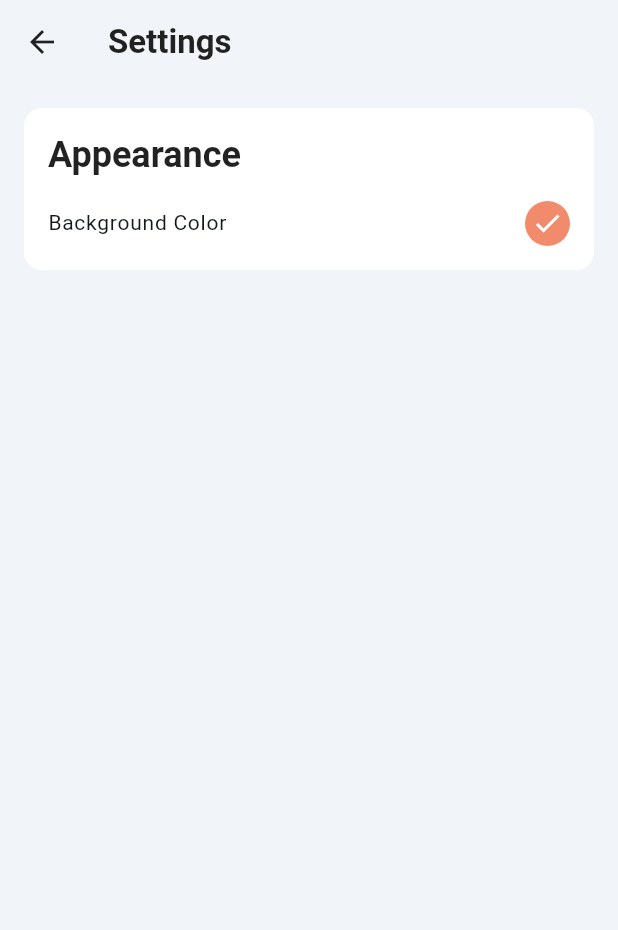
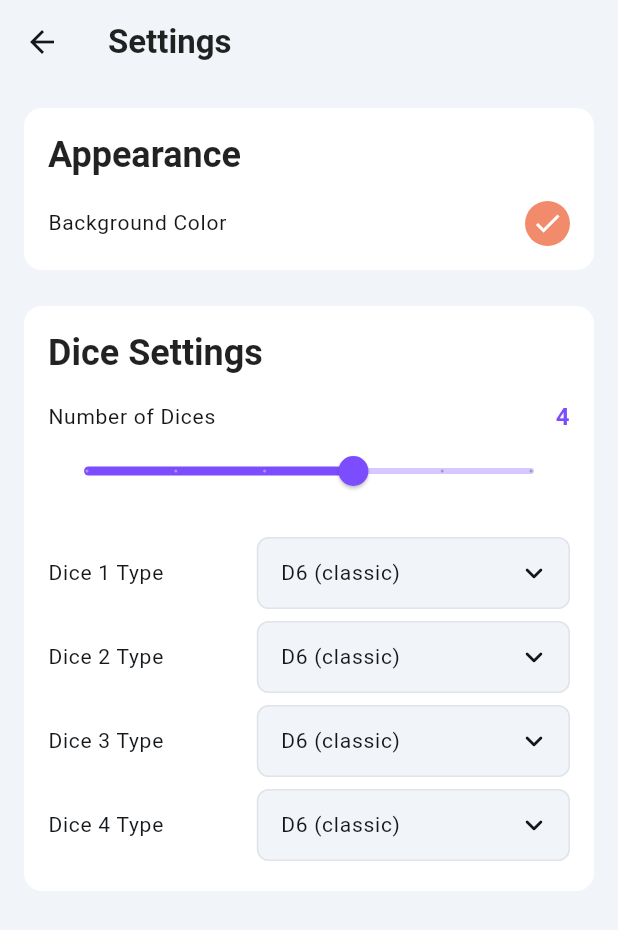
Before and after one commit to nvsoftlab/dice-roller, a Flutter app: the screen it shows after launch, after a tap on the "settings" icon, on a phone screen of 412 x 824 dp. Shown: the top 930 px of the screen. Run offline on Flutter 3.47's test engine with Material 3 defaults, Android fonts, the phone set to English and light mode, and no system bars; our stand-ins replace google_fonts, sensors_plus, shared_preferences.

Commit message:
feat: dice settings implementation

```diff
--- a/lib/constants/shared_preferences_indexes.dart
+++ b/lib/constants/shared_preferences_indexes.dart
@@ -1 +1,3 @@
 const String selectedColorIndexKey = 'selectedBgColorIndex';
+const String numberOfDicesKey = 'numberOfDices';
+const String diceTypesKey = 'diceTypes';
--- a/lib/l10n/app_en.arb
+++ b/lib/l10n/app_en.arb
@@ -2,5 +2,17 @@
   "@@locale": "en",
   "settingsScreenTitle": "Settings",
   "settingsAppearanceBgColor": "Background Color",
-  "settingsAppearanceTitle": "Appearance"
+  "settingsAppearanceTitle": "Appearance",
+  "settingsDiceSettingsTitle": "Dice Settings",
+  "settingsNumberOfDices": "Number of Dices",
+  "settingsDiceXType": "Dice {diceNumber} Type",
+  "@settingsDiceXType": {
+    "description": "Label for individual dice type selection, e.g., 'Dice 1 Type'",
+    "placeholders": {
+      "diceNumber": {
+        "type": "int",
+        "example": "1"
+      }
+    }
+  }
 }
--- a/lib/l10n/app_localizations.dart
+++ b/lib/l10n/app_localizations.dart
@@ -110,6 +110,24 @@ abstract class AppLocalizations {
   /// In en, this message translates to:
   /// **'Appearance'**
   String get settingsAppearanceTitle;
+
+  /// No description provided for @settingsDiceSettingsTitle.
+  ///
+  /// In en, this message translates to:
+  /// **'Dice Settings'**
+  String get settingsDiceSettingsTitle;
+
+  /// No description provided for @settingsNumberOfDices.
+  ///
+  /// In en, this message translates to:
+  /// **'Number of Dices'**
+  String get settingsNumberOfDices;
+
+  /// Label for individual dice type selection, e.g., 'Dice 1 Type'
+  ///
+  /// In en, this message translates to:
+  /// **'Dice {diceNumber} Type'**
+  String settingsDiceXType(int diceNumber);
 }
 
 class _AppLocalizationsDelegate extends LocalizationsDelegate<AppLocalizations> {
--- a/lib/l10n/app_localizations_en.dart
+++ b/lib/l10n/app_localizations_en.dart
@@ -16,4 +16,15 @@ class AppLocalizationsEn extends AppLocalizations {
 
   @override
   String get settingsAppearanceTitle => 'Appearance';
+
+  @override
+  String get settingsDiceSettingsTitle => 'Dice Settings';
+
+  @override
+  String get settingsNumberOfDices => 'Number of Dices';
+
+  @override
+  String settingsDiceXType(int diceNumber) {
+    return 'Dice $diceNumber Type';
+  }
 }
--- a/lib/screens/dice.dart
+++ b/lib/screens/dice.dart
@@ -24,7 +24,7 @@ class _DiceScreenState extends State<DiceScreen> {
     (_) => GlobalKey<DiceState>(),
   );
 
-  int diceCount = 6; // Can be changed by user in Settings later
+  int diceCount = 1;
   bool _isShaking = false;
   StreamSubscription<AccelerometerEvent>? _accelerometerSubscription;
   bool _isScreenVisible = true;
@@ -37,6 +37,7 @@ class _DiceScreenState extends State<DiceScreen> {
   void initState() {
     super.initState();
     _loadBackgroundColor();
+    _loadDiceSettings(); // Load the number of dice
     _startAccelerometerListener();
   }
 
@@ -58,6 +59,17 @@ class _DiceScreenState extends State<DiceScreen> {
     // _backgroundColor retains its last valid or initialized value.
   }
 
+  Future<void> _loadDiceSettings() async {
+    final preferences = await SharedPreferences.getInstance();
+    if (!mounted) return;
+
+    setState(() {
+      // Load the number of dice. Default to 4.0 (as in DiceSettingsSection) if not found.
+      // The value in SharedPreferences is stored as a double.
+      diceCount = (preferences.getDouble(numberOfDicesKey) ?? 4.0).toInt();
+    });
+  }
+
   @override
   void didChangeDependencies() {
     super.didChangeDependencies();
@@ -67,6 +79,7 @@ class _DiceScreenState extends State<DiceScreen> {
 
     if (isCurrentlyVisible && !_isScreenVisible) {
       _loadBackgroundColor(); // Reload color when screen becomes visible
+      _loadDiceSettings(); // Reload dice settings when screen becomes visible
       _startAccelerometerListener();
       _isScreenVisible = true;
     } else if (!isCurrentlyVisible &&
@@ -117,9 +130,10 @@ class _DiceScreenState extends State<DiceScreen> {
       context,
     ).push(MaterialPageRoute(builder: (ctx) => const SettingsScreen()));
 
-    // After returning from settings, reload the background color
+    // After returning from settings, reload relevant settings
     if (mounted) {
       _loadBackgroundColor();
+      _loadDiceSettings(); // Reload the number of dice
     }
   }
 
--- a/lib/screens/settings.dart
+++ b/lib/screens/settings.dart
@@ -1,5 +1,6 @@
 import 'package:dice_roller/l10n/app_localizations.dart';
 import 'package:dice_roller/widgets/settings/appearance_section.dart';
+import 'package:dice_roller/widgets/settings/dice_settings_section.dart';
 import 'package:flutter/material.dart';
 
 class SettingsScreen extends StatefulWidget {
@@ -18,7 +19,13 @@ class _SettingsScreenState extends State<SettingsScreen> {
       appBar: AppBar(title: Text(localizations.settingsScreenTitle)),
       body: Padding(
         padding: const EdgeInsets.fromLTRB(16, 16, 16, 8),
-        child: ListView(children: [AppearanceSection()]),
+        child: ListView(
+          children: [
+            AppearanceSection(),
+            SizedBox(height: 24),
+            DiceSettingsSection(),
+          ],
+        ),
       ),
     );
   }
--- /dev/null
+++ b/lib/widgets/common/dropdown.dart
@@ -0,0 +1,67 @@
+import 'package:dice_roller/constants/settings.dart'; // Assuming kDiceTypeOptions is here
+import 'package:flutter/material.dart';
+
+class DiceTypeDropdown extends StatelessWidget {
+  const DiceTypeDropdown({
+    super.key,
+    required this.currentValue,
+    required this.onChanged,
+  });
+
+  final String? currentValue;
+  final ValueChanged<String?> onChanged;
+
+  @override
+  Widget build(BuildContext context) {
+    return DropdownButtonHideUnderline(
+      child: DropdownButtonFormField<String>(
+        decoration: InputDecoration(
+          filled: true,
+          fillColor: const Color(0xFFF1F4F8), // User's chosen fill color
+          contentPadding: const EdgeInsets.symmetric(
+            horizontal: 12.0,
+            vertical: 8.0,
+          ),
+          // 1. Set border with color #e0e3e7 and 2. border radius 8
+          enabledBorder: OutlineInputBorder(
+            borderRadius: BorderRadius.circular(8.0),
+            borderSide: const BorderSide(color: Color(0xFFE0E3E7), width: 1.0),
+          ),
+          focusedBorder: OutlineInputBorder(
+            borderRadius: BorderRadius.circular(8.0),
+            borderSide: const BorderSide(color: Color(0xFFE0E3E7), width: 1.0),
+          ),
+          border: OutlineInputBorder(
+            borderRadius: BorderRadius.circular(8.0),
+            borderSide: const BorderSide(color: Color(0xFFE0E3E7), width: 1.0),
+          ),
+        ),
+        value: currentValue,
+        icon: const Icon(
+          Icons.keyboard_arrow_down_rounded,
+          color: Color(0xFF14181B),
+        ),
+        elevation: 2,
+        style: Theme.of(context).textTheme.bodyLarge?.copyWith(
+          color: Colors.black87,
+        ), // Style for the selected item in the button
+        dropdownColor: Colors.white, // Background color of the dropdown menu
+        // menuOffset: Offset.zero, // Removed as it's not available in your Flutter version
+        onChanged: onChanged,
+        items:
+            kDiceTypeOptions.map<DropdownMenuItem<String>>((String value) {
+              return DropdownMenuItem<String>(
+                value: value,
+                child: Text(
+                  value,
+                  style:
+                      Theme.of(
+                        context,
+                      ).textTheme.labelMedium, // Style for items in the list
+                ),
+              );
+            }).toList(),
+      ),
+    );
+  }
+}
--- /dev/null
+++ b/lib/widgets/settings/dice_configuration_list.dart
@@ -0,0 +1,36 @@
+import 'package:dice_roller/l10n/app_localizations.dart';
+import 'package:dice_roller/widgets/settings/dice_type_row.dart';
+import 'package:flutter/material.dart';
+
+class DiceConfigurationList extends StatelessWidget {
+  final int numberOfDices;
+  final List<String?> diceTypes;
+  final AppLocalizations localizations;
+  final void Function(int index, String? newType) onDiceTypeChanged;
+
+  const DiceConfigurationList({
+    super.key,
+    required this.numberOfDices,
+    required this.diceTypes,
+    required this.localizations,
+    required this.onDiceTypeChanged,
+  });
+
+  @override
+  Widget build(BuildContext context) {
+    return Column(
+      children: List.generate(numberOfDices, (index) {
+        final String? currentTypeValue =
+            (index < diceTypes.length) ? diceTypes[index] : null;
+
+        return DiceTypeRow(
+          title: localizations.settingsDiceXType(index + 1),
+          currentValue: currentTypeValue,
+          onChanged: (String? newValue) {
+            onDiceTypeChanged(index, newValue);
+          },
+        );
+      }),
+    );
+  }
+}
--- /dev/null
+++ b/lib/widgets/settings/dice_settings_section.dart
@@ -0,0 +1,180 @@
+// File: dice_settings_section.dart (Your main file)
+import 'package:dice_roller/constants/settings.dart';
+import 'package:dice_roller/constants/shared_preferences_indexes.dart';
+import 'package:dice_roller/l10n/app_localizations.dart';
+import 'package:dice_roller/widgets/settings/dice_configuration_list.dart';
+import 'package:dice_roller/widgets/settings/number_of_dices_control.dart';
+import 'package:dice_roller/widgets/settings/settings_section_layout.dart';
+import 'package:flutter/material.dart';
+import 'package:shared_preferences/shared_preferences.dart';
+
+class DiceSettingsSection extends StatefulWidget {
+  const DiceSettingsSection({super.key});
+
+  @override
+  State<DiceSettingsSection> createState() => _DiceSettingsSectionState();
+}
+
+class _DiceSettingsSectionState extends State<DiceSettingsSection> {
+  double _numberOfDices = 4.0;
+  late List<String?> _diceTypes;
+
+  String get _defaultDiceType {
+    if (kDiceTypeOptions.isNotEmpty) {
+      final firstOption = kDiceTypeOptions[0];
+      if (firstOption.isNotEmpty) {
+        return firstOption;
+      }
+    }
+    return 'D6';
+  }
+
+  @override
+  void initState() {
+    super.initState();
+    _diceTypes = List<String?>.generate(
+      _numberOfDices.toInt(),
+      (_) => _defaultDiceType,
+      growable: true,
+    );
+    _loadSettings();
+  }
+
+  Future<void> _loadSettings() async {
+    final prefs = await SharedPreferences.getInstance();
+    if (!mounted) return;
+
+    setState(() {
+      _numberOfDices = prefs.getDouble(numberOfDicesKey) ?? _numberOfDices;
+      List<String>? loadedTypes = prefs.getStringList(diceTypesKey);
+      int currentDiceCount = _numberOfDices.toInt();
+
+      if (loadedTypes != null && loadedTypes.length == currentDiceCount) {
+        _diceTypes = List<String?>.from(loadedTypes, growable: true);
+      } else {
+        _diceTypes = List<String?>.generate(
+          currentDiceCount,
+          (_) => _defaultDiceType,
+          growable: true,
+        );
+        if (loadedTypes == null || (loadedTypes.length != currentDiceCount)) {
+          _saveSettings();
+        }
+      }
+    });
+  }
+
+  Future<void> _saveSettings() async {
+    final prefs = await SharedPreferences.getInstance();
+    await prefs.setDouble(numberOfDicesKey, _numberOfDices);
+    List<String> typesToSave =
+        _diceTypes.map((type) => type ?? _defaultDiceType).toList();
+    await prefs.setStringList(diceTypesKey, typesToSave);
+  }
+
+  // Callback for NumberOfDicesControlWidget
+  void _handleNumberOfDicesChanged(double value) {
+    setState(() {
+      int oldDiceCount = _numberOfDices.toInt();
+      _numberOfDices = value;
+      int newCount = value.toInt();
+
+      if (newCount > oldDiceCount) {
+        _diceTypes.addAll(
+          List.generate(newCount - oldDiceCount, (_) => _defaultDiceType),
+        );
+      } else if (newCount < oldDiceCount) {
+        _diceTypes = _diceTypes.sublist(0, newCount);
+      }
+      // Ensure consistency after adjustment (though above logic should handle it)
+      if (_diceTypes.length != newCount) {
+        _diceTypes = List<String?>.generate(
+          newCount,
+          (_) => _defaultDiceType,
+          growable: true,
+        );
+      }
+    });
+    _saveSettings();
+  }
+
+  // Callback for DiceConfigurationListWidget
+  void _handleDiceTypeChanged(int index, String? newValue) {
+    // Ensure index is within bounds before updating
+    if (index >= 0 && index < _diceTypes.length) {
+      setState(() {
+        _diceTypes[index] = newValue;
+      });
+      _saveSettings();
+    }
+  }
+
+  @override
+  Widget build(BuildContext context) {
+    final localizations = AppLocalizations.of(context)!;
+
+    return SettingsSectionLayout(
+      title: localizations.settingsDiceSettingsTitle,
+      content: Column(
+        children: [
+          NumberOfDicesControl(
+            currentNumberOfDices: _numberOfDices,
+            onNumberOfDicesChanged: _handleNumberOfDicesChanged,
+            localizations: localizations,
+          ),
+          const SizedBox(height: 16),
+          DiceConfigurationList(
+            numberOfDices: _numberOfDices.toInt(),
+            diceTypes: _diceTypes,
+            localizations: localizations,
+            onDiceTypeChanged: _handleDiceTypeChanged,
+          ),
+        ],
+      ),
+    );
+  }
+
+  // will be used later
+  Widget _buildSwitchRow(
+    String title,
+    bool value,
+    ValueChanged<bool> onChanged,
+  ) {
+    return Material(
+      color: Colors.transparent,
+      child: InkWell(
+        onTap: () {
+          onChanged(!value);
+        },
+        child: Padding(
+          padding: const EdgeInsets.symmetric(horizontal: 16.0, vertical: 12.0),
+          child: Row(
+            mainAxisAlignment: MainAxisAlignment.spaceBetween,
+            children: <Widget>[
+              Text(title, style: Theme.of(context).textTheme.bodyLarge!),
+              SizedBox(
+                height: 24,
+                child: Switch(
+                  value: value,
+                  onChanged: onChanged,
+                  activeColor: Theme.of(
+                    context,
+                  ).switchTheme.thumbColor?.resolve({MaterialState.selected}),
+                  activeTrackColor: Theme.of(
+                    context,
+                  ).switchTheme.trackColor?.resolve({MaterialState.selected}),
+                  inactiveThumbColor: Theme.of(
+                    context,
+                  ).switchTheme.thumbColor?.resolve({}),
+                  inactiveTrackColor: Theme.of(
+                    context,
+                  ).switchTheme.trackColor?.resolve({}),
+                ),
+              ),
+            ],
+          ),
+        ),
+      ),
+    );
+  }
+}
--- /dev/null
+++ b/lib/widgets/settings/dice_type_row.dart
@@ -0,0 +1,39 @@
+import 'package:dice_roller/widgets/common/dropdown.dart';
+import 'package:flutter/material.dart';
+
+class DiceTypeRow extends StatelessWidget {
+  final String title;
+  final String? currentValue;
+  final ValueChanged<String?> onChanged;
+
+  const DiceTypeRow({
+    super.key,
+    required this.title,
+    required this.currentValue,
+    required this.onChanged,
+  });
+
+  @override
+  Widget build(BuildContext context) {
+    return Padding(
+      padding: const EdgeInsets.symmetric(vertical: 4.0),
+      child: Row(
+        mainAxisAlignment: MainAxisAlignment.spaceBetween,
+        children: [
+          Expanded(
+            flex: 2,
+            child: Text(title, style: Theme.of(context).textTheme.labelMedium),
+          ),
+          Expanded(
+            flex: 3,
+            child: DiceTypeDropdown(
+              // Your existing dropdown
+              currentValue: currentValue,
+              onChanged: onChanged,
+            ),
+          ),
+        ],
+      ),
+    );
+  }
+}
--- /dev/null
+++ b/lib/widgets/settings/number_of_dices_control.dart
@@ -0,0 +1,47 @@
+import 'package:dice_roller/l10n/app_localizations.dart';
+import 'package:flutter/material.dart';
+
+class NumberOfDicesControl extends StatelessWidget {
+  final double currentNumberOfDices;
+  final ValueChanged<double> onNumberOfDicesChanged;
+  final AppLocalizations localizations;
+
+  const NumberOfDicesControl({
+    super.key,
+    required this.currentNumberOfDices,
+    required this.onNumberOfDicesChanged,
+    required this.localizations,
+  });
+
+  @override
+  Widget build(BuildContext context) {
+    return Column(
+      crossAxisAlignment: CrossAxisAlignment.start,
+      children: [
+        Row(
+          children: [
+            Text(
+              localizations.settingsNumberOfDices,
+              style: Theme.of(context).textTheme.labelMedium,
+            ),
+            const Spacer(),
+            Text(
+              '${currentNumberOfDices.toInt()}',
+              style: Theme.of(context).textTheme.bodyLarge?.copyWith(
+                color: Colors.deepPurpleAccent,
+                fontWeight: FontWeight.bold,
+              ),
+            ),
+          ],
+        ),
+        Slider(
+          value: currentNumberOfDices,
+          min: 1,
+          max: 6,
+          divisions: 5,
+          onChanged: onNumberOfDicesChanged,
+        ),
+      ],
+    );
+  }
+}
```
Also changed, not shown: lib/constants/settings.dart (+1 -6 lines), lib/main.dart (+1 -16 lines).
